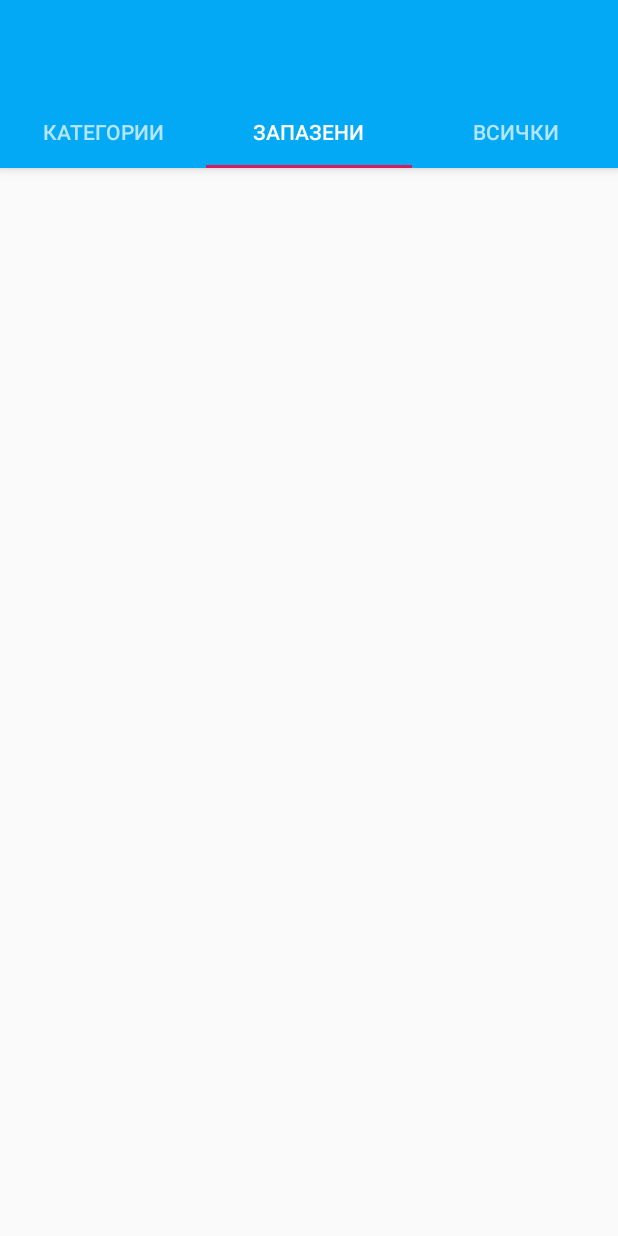
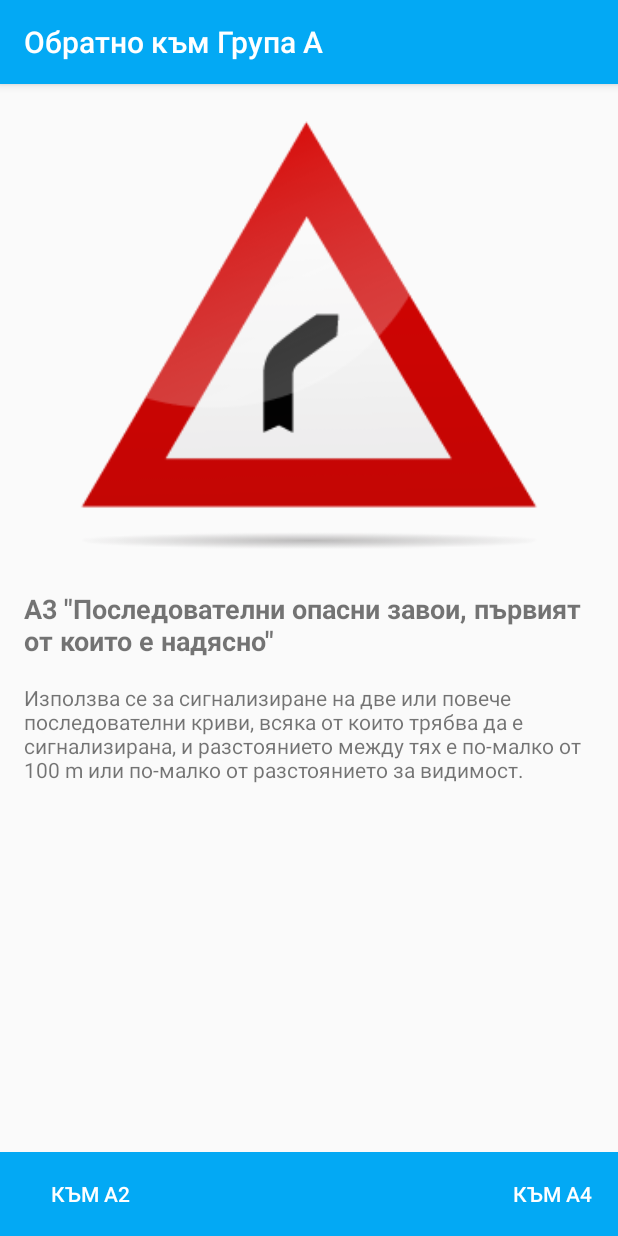
Before and after one commit to simplydikka/RoadSigns, an Android app: the AllCardsGroupA screen opened directly, with no data from a screen before it, after a tap on an icon or button, on a phone screen of 412 x 824 dp. Run offline under Robolectric (Android 15) with nearby library versions, the phone set to English and light mode, and no system bars; 3 other taps on this screen came first.

Commit message:
Currently all is working! Starting with the fav button

```diff
--- a/app/src/main/java/tech/zebrabg/roadsigns/AllCardsGroupA.java
+++ b/app/src/main/java/tech/zebrabg/roadsigns/AllCardsGroupA.java
@@ -26,8 +26,7 @@ public class AllCardsGroupA extends AppCompatActivity {
     protected void onCreate(Bundle savedInstanceState) {
         super.onCreate(savedInstanceState);
         setContentView(R.layout.activity_all_cards_group_a);
-        getSupportActionBar().setDisplayHomeAsUpEnabled(true);
-        getSupportActionBar().setTitle("Знаци от Група А");
+
 
         createExampleList();
         buildRecyclerView();
@@ -35,18 +34,19 @@ public class AllCardsGroupA extends AppCompatActivity {
 
     public void createExampleList() {
 
-        mExampleList = new ArrayList<>();
-        mExampleList.add(new ItemTemplateAllCardsGroupA(R.drawable.signa1, getString(R.string.A1_title), getString(R.string.A1_description)));
-        mExampleList.add(new ItemTemplateAllCardsGroupA(R.drawable.signa1, getString(R.string.A2_title), getString(R.string.A2_description)));
-        mExampleList.add(new ItemTemplateAllCardsGroupA(R.drawable.signa1, getString(R.string.A3_title), getString(R.string.A3_description)));
-        mExampleList.add(new ItemTemplateAllCardsGroupA(R.drawable.signa1, getString(R.string.A4_title), getString(R.string.A4_description)));
-        mExampleList.add(new ItemTemplateAllCardsGroupA(R.drawable.signa1, getString(R.string.A5_title), getString(R.string.A5_description)));
-        mExampleList.add(new ItemTemplateAllCardsGroupA(R.drawable.signa1, getString(R.string.A6_title), getString(R.string.A6_description)));
-        mExampleList.add(new ItemTemplateAllCardsGroupA(R.drawable.signa1, getString(R.string.A7_title), getString(R.string.A7_description)));
-        mExampleList.add(new ItemTemplateAllCardsGroupA(R.drawable.signa1, getString(R.string.A8_title), getString(R.string.A8_description)));
-        mExampleList.add(new ItemTemplateAllCardsGroupA(R.drawable.signa1, getString(R.string.A9_title), getString(R.string.A9_description)));
-        mExampleList.add(new ItemTemplateAllCardsGroupA(R.drawable.signa1, getString(R.string.A10_title), getString(R.string.A10_description)));
+//        mExampleList = new ArrayList<>();
+//        mExampleList.add(new ItemTemplateAllCardsGroupA(R.drawable.signa1, getString(R.string.A1_title), getString(R.string.A1_description)));
+//        mExampleList.add(new ItemTemplateAllCardsGroupA(R.drawable.signa1, getString(R.string.A2_title), getString(R.string.A2_description)));
+//        mExampleList.add(new ItemTemplateAllCardsGroupA(R.drawable.signa1, getString(R.string.A3_title), getString(R.string.A3_description)));
+//        mExampleList.add(new ItemTemplateAllCardsGroupA(R.drawable.signa1, getString(R.string.A4_title), getString(R.string.A4_description)));
+//        mExampleList.add(new ItemTemplateAllCardsGroupA(R.drawable.signa1, getString(R.string.A5_title), getString(R.string.A5_description)));
+//        mExampleList.add(new ItemTemplateAllCardsGroupA(R.drawable.signa1, getString(R.string.A6_title), getString(R.string.A6_description)));
+//        mExampleList.add(new ItemTemplateAllCardsGroupA(R.drawable.signa1, getString(R.string.A7_title), getString(R.string.A7_description)));
+//        mExampleList.add(new ItemTemplateAllCardsGroupA(R.drawable.signa1, getString(R.string.A8_title), getString(R.string.A8_description)));
+//        mExampleList.add(new ItemTemplateAllCardsGroupA(R.drawable.signa1, getString(R.string.A9_title), getString(R.string.A9_description)));
+//        mExampleList.add(new ItemTemplateAllCardsGroupA(R.drawable.signa1, getString(R.string.A10_title), getString(R.string.A10_description)));
 
+        mExampleList = DataCollection.getData(this);
     }
 
     public void buildRecyclerView() {
@@ -59,63 +59,75 @@ public class AllCardsGroupA extends AppCompatActivity {
         mRecyclerView.setLayoutManager(mLayoutManager);
         mRecyclerView.setAdapter(mAdapter);
 
+//        mAdapter.setOnItemClickListener(new ItemTemplateAllCardsGroupAadapter.OnItemClickListener() {
+//
+//                                            @Override
+//                                            public void onItemClick(int position) {
+//                                                if(position ==0){
+//                                                    Intent Intent = new Intent(AllCardsGroupA.this, HomeScreenTabs.class);
+//                                                    startActivity(Intent);
+//
+//
+//                                                }
+//                                                if(position ==1){
+//                                                    Intent intent = new Intent (AllCardsGroupA.this, something.class);
+//                                                    startActivity(intent);
+//
+//                                                }
+//                                                //SETS ITEM CLICK TO LEAD TO A SPECIFIC TAB OF TABBED ACTIVITY
+//                                                if(position ==2){
+//                                                    int page = 1;
+//                                                    Intent intent = new Intent (AllCardsGroupA.this, HomeScreenTabs.class);
+//                                                    intent.putExtra("One", page);// One is your argument
+//                                                    startActivity(intent);
+//
+//
+//                                                }
+//                                            }
+//                                        }
+//
+//        );
+
         mAdapter.setOnItemClickListener(new ItemTemplateAllCardsGroupAadapter.OnItemClickListener() {
-
-                                            @Override
-                                            public void onItemClick(int position) {
-                                                if(position ==0){
-                                                    Intent Intent = new Intent(AllCardsGroupA.this, HomeScreenTabs.class);
-                                                    startActivity(Intent);
-
-
-                                                }
-                                                if(position ==1){
-                                                    Intent intent = new Intent (AllCardsGroupA.this, something.class);
-                                                    startActivity(intent);
-
-                                                }
-                                                //SETS ITEM CLICK TO LEAD TO A SPECIFIC TAB OF TABBED ACTIVITY
-                                                if(position ==2){
-                                                    int page = 1;
-                                                    Intent intent = new Intent (AllCardsGroupA.this, HomeScreenTabs.class);
-                                                    intent.putExtra("One", page);// One is your argument
-                                                    startActivity(intent);
-
-
-                                                }
-                                            }
-                                        }
-
-        );
+            @Override
+            public void onItemClick(int position) {
+                Intent intent = new Intent(AllCardsGroupA.this, SingleCardGroupA.class);
+                intent.putExtra("position", position);
+                startActivity(intent);
+            }
+        });
     }
     @Override
-    public boolean onSupportNavigateUp() {
+
+    public void onBackPressed()
+    {
+        Intent intent=new Intent(AllCardsGroupA.this,HomeScreenTabs.class);
+        startActivity(intent);
         finish();
-        return true;
     }
 
-//    @Override
-//    public boolean onCreateOptionsMenu(Menu menu){
-//        MenuInflater inflater = getMenuInflater();
-//        inflater.inflate(R.menu.menu_group_a_signs, menu);
-//
-//        MenuItem searchItem = menu.findItem(R.id.action_search);
-//        SearchView searchView = (SearchView) searchItem.getActionView();
-//        searchView.setImeOptions(EditorInfo.IME_ACTION_DONE);
-//
-//       searchView.setOnQueryTextListener(new SearchView.OnQueryTextListener() {
-//           @Override
-//           public boolean onQueryTextSubmit(String s) {
-//               return false;
-//           }
-//
-//           @Override
-//           public boolean onQueryTextChange(String newText) {
-//               mAdapter.getFilter().filter(newText);
-//               return false;
-//           }
-//       });
-//        return true;
-//
-//    }
+    @Override
+    public boolean onCreateOptionsMenu(Menu menu){
+        MenuInflater inflater = getMenuInflater();
+        inflater.inflate(R.menu.menu_group_a_signs, menu);
+
+        MenuItem searchItem = menu.findItem(R.id.action_search);
+        SearchView searchView = (SearchView) searchItem.getActionView();
+        searchView.setImeOptions(EditorInfo.IME_ACTION_DONE);
+
+       searchView.setOnQueryTextListener(new SearchView.OnQueryTextListener() {
+           @Override
+           public boolean onQueryTextSubmit(String s) {
+               return false;
+           }
+
+           @Override
+           public boolean onQueryTextChange(String newText) {
+               mAdapter.getFilter().filter(newText);
+               return false;
+           }
+       });
+        return true;
+
+    }
 }
--- /dev/null
+++ b/app/src/main/java/tech/zebrabg/roadsigns/DataCollection.java
@@ -0,0 +1,25 @@
+package tech.zebrabg.roadsigns;
+
+import android.content.Context;
+
+import java.util.ArrayList;
+
+public class DataCollection {
+    public static ArrayList<ItemTemplateAllCardsGroupA> getData(Context context){
+        ArrayList<ItemTemplateAllCardsGroupA> mExampleList = new ArrayList<>();
+        mExampleList.add(new ItemTemplateAllCardsGroupA(R.drawable.signa1, context.getString(R.string.A1_title), context.getString(R.string.A1_description)));
+        mExampleList.add(new ItemTemplateAllCardsGroupA(R.drawable.signa1, context.getString(R.string.A2_title), context.getString(R.string.A2_description)));
+        mExampleList.add(new ItemTemplateAllCardsGroupA(R.drawable.signa1, context.getString(R.string.A3_title), context.getString(R.string.A3_description)));
+        mExampleList.add(new ItemTemplateAllCardsGroupA(R.drawable.signa1, context.getString(R.string.A4_title), context.getString(R.string.A4_description)));
+        mExampleList.add(new ItemTemplateAllCardsGroupA(R.drawable.signa1, context.getString(R.string.A5_title), context.getString(R.string.A5_description)));
+        mExampleList.add(new ItemTemplateAllCardsGroupA(R.drawable.signa1, context.getString(R.string.A6_title), context.getString(R.string.A6_description)));
+        mExampleList.add(new ItemTemplateAllCardsGroupA(R.drawable.signa1, context.getString(R.string.A7_title), context.getString(R.string.A7_description)));
+        mExampleList.add(new ItemTemplateAllCardsGroupA(R.drawable.signa1, context.getString(R.string.A8_title), context.getString(R.string.A8_description)));
+        mExampleList.add(new ItemTemplateAllCardsGroupA(R.drawable.signa1, context.getString(R.string.A9_title), context.getString(R.string.A9_description)));
+        mExampleList.add(new ItemTemplateAllCardsGroupA(R.drawable.signa1, context.getString(R.string.A10_title), context.getString(R.string.A10_description)));
+
+
+        return mExampleList;
+
+    }
+}
--- /dev/null
+++ b/app/src/main/java/tech/zebrabg/roadsigns/SingleCardGroupA.java
@@ -0,0 +1,150 @@
+package tech.zebrabg.roadsigns;
+
+import android.content.Intent;
+import android.os.Bundle;
+import android.support.v7.app.AppCompatActivity;
+import android.view.View;
+import android.widget.Button;
+import android.widget.ImageView;
+import android.widget.TextView;
+
+public class SingleCardGroupA extends AppCompatActivity {
+
+    Button next;
+    Button previous;
+
+
+    @Override
+    protected void onCreate(Bundle savedInstanceState) {
+        super.onCreate(savedInstanceState);
+        setContentView(R.layout.activity_single_card_groupa);
+
+
+
+        final Intent intent = getIntent();
+        final int position = intent.getIntExtra("position", 0);
+
+        ItemTemplateAllCardsGroupA exampleItem = DataCollection
+                .getData(this)
+                .get(position);
+
+
+        int imageRes = exampleItem.getImageResource();
+        String line1 = exampleItem.getTextTitle();
+        String line2 = exampleItem.getmTextDescription();
+
+        ImageView imageView = findViewById(R.id.image_activity2);
+        imageView.setImageResource(imageRes);
+
+        TextView textView1 = findViewById(R.id.text1_activity2);
+        textView1.setText(line1);
+
+        TextView textView2 = findViewById(R.id.text2_activity2);
+        textView2.setText(line2);
+
+        Button next = (Button) findViewById(R.id.next);
+        if(position == 0) {
+            next.setText("КЪМ A2");
+        }
+        if(position == 1){
+            next.setText("КЪМ A3");
+        }
+        if(position == 2){
+            next.setText("КЪМ A4");
+        }
+        if(position == 3){
+            next.setText("КЪМ A5");
+        }
+        if(position == 4){
+            next.setText("КЪМ A6");
+        }
+        if(position == 5){
+            next.setText("КЪМ A7");
+        }
+        if(position == 6){
+            next.setText("КЪМ A8");
+        }
+        if(position == 7){
+            next.setText("КЪМ A9");
+        }if(position == 8){
+            next.setText("КЪМ A10");
+        }
+        if(position == 9) {
+            next.setText("КЪМ A1");
+        }
+
+        Button previous = (Button) findViewById(R.id.previous);
+        if(position == 0) {
+            previous.setText("КЪМ A10");
+        }
+        if(position == 1){
+            previous.setText("КЪМ A1");
+        }
+        if(position == 2){
+            previous.setText("КЪМ A2");
+        }
+        if(position == 3){
+            previous.setText("КЪМ A3");
+        }
+        if(position == 4){
+            previous.setText("КЪМ A4");
+        }
+        if(position == 5){
+            previous.setText("КЪМ A5");
+        }
+        if(position == 6){
+            previous.setText("КЪМ A6");
+        }
+        if(position == 7){
+            previous.setText("КЪМ A7");
+        }if(position == 8){
+            previous.setText("КЪМ A8");
+        }
+        if(position == 9) {
+            previous.setText("КЪМ A9");
+        }
+
+        next.setOnClickListener(new View.OnClickListener() {
+            @Override
+            public void onClick(View view) {
+                Intent intent = new Intent(SingleCardGroupA.this, SingleCardGroupA.class);
+                if (position <= 8) {
+                    intent.putExtra("position", position + 1);
+                    startActivity(intent);
+                } else
+                    intent.putExtra("position", 0);
+                startActivity(intent);
+
+            }
+
+        });
+
+        previous.setOnClickListener(new View.OnClickListener() {
+            @Override
+            public void onClick(View view) {
+                Intent intent = new Intent(SingleCardGroupA.this, SingleCardGroupA.class);
+                if (position >= 1) {
+                    intent.putExtra("position", position - 1);
+                    startActivity(intent);
+                    finish();
+
+                } else
+                    intent.putExtra("position", 9);
+                startActivity(intent);
+                finish();
+                overridePendingTransition(R.anim.slide_out_right, R.anim.slide_in_left);
+
+
+            }
+
+        });
+    }
+    @Override
+    public void onBackPressed()
+    {
+        Intent intent=new Intent(SingleCardGroupA.this,AllCardsGroupA.class);
+        startActivity(intent);
+        finish();
+
+    }
+}
--- /dev/null
+++ b/app/src/main/res/drawable/ic_search.xml
@@ -0,0 +1,5 @@
+<vector android:height="24dp" android:tint="#FFFFFF"
+    android:viewportHeight="24.0" android:viewportWidth="24.0"
+    android:width="24dp" xmlns:android="http://schemas.android.com/apk/res/android">
+    <path android:fillColor="#FF000000" android:pathData="M15.5,14h-0.79l-0.28,-0.27C15.41,12.59 16,11.11 16,9.5 16,5.91 13.09,3 9.5,3S3,5.91 3,9.5 5.91,16 9.5,16c1.61,0 3.09,-0.59 4.23,-1.57l0.27,0.28v0.79l5,4.99L20.49,19l-4.99,-5zM9.5,14C7.01,14 5,11.99 5,9.5S7.01,5 9.5,5 14,7.01 14,9.5 11.99,14 9.5,14z"/>
+</vector>
--- /dev/null
+++ b/app/src/main/res/layout/activity_single_card_groupa.xml
@@ -0,0 +1,88 @@
+<?xml version="1.0" encoding="utf-8"?>
+<LinearLayout xmlns:android="http://schemas.android.com/apk/res/android"
+    xmlns:app="http://schemas.android.com/apk/res-auto"
+    xmlns:tools="http://schemas.android.com/tools"
+    android:layout_width="match_parent"
+    android:layout_height="match_parent"
+    android:orientation="vertical"
+    android:weightSum="100"
+    tools:context="tech.zebrabg.roadsigns.AllCardsGroupA">
+
+    <android.support.v4.widget.NestedScrollView
+        android:layout_weight="90"
+        android:layout_width="match_parent"
+        android:layout_height="0dp"
+        tools:context="com.example.android.signs.SingleCardGroupA">
+
+        <LinearLayout
+            android:layout_width="match_parent"
+            android:layout_height="wrap_content"
+            android:layout_margin="16dp"
+            android:orientation="vertical">
+
+            <ImageView
+                android:id="@+id/image_activity2"
+                android:paddingLeft="@dimen/margin_20"
+                android:paddingRight="@dimen/margin_20"
+                android:layout_width="match_parent"
+                android:layout_height="wrap_content"
+                android:layout_gravity="top|center_horizontal"
+                android:adjustViewBounds="true"
+                android:scaleType="centerCrop" />
+
+            <TextView
+                android:id="@+id/text1_activity2"
+                android:layout_width="match_parent"
+                android:layout_height="wrap_content"
+                android:layout_marginTop="16dp"
+                android:gravity="left"
+                android:textSize="18sp"
+                android:textStyle="bold" />
+
+            <TextView
+                android:id="@+id/text2_activity2"
+                android:layout_width="match_parent"
+                android:layout_height="wrap_content"
+                android:layout_gravity="left"
+                android:layout_marginTop="16dp"
+                android:textSize="14sp" />
+
+        </LinearLayout>
+    </android.support.v4.widget.NestedScrollView>
+
+    <LinearLayout
+        android:layout_width="match_parent"
+        android:layout_height="0dp"
+        android:layout_weight="10"
+        android:layout_marginTop="8dp">
+
+        <android.support.v7.widget.Toolbar
+            android:id="@+id/toolbar"
+            android:layout_width="match_parent"
+            android:layout_height="wrap_content"
+            android:layout_gravity="bottom"
+            android:background="?attr/colorPrimary"
+            app:layout_scrollFlags="scroll|enterAlways"
+            app:popupTheme="@style/AppTheme.PopupOverlay">
+
+            <Button
+                android:id="@+id/previous"
+                style="?android:attr/borderlessButtonStyle"
+                android:layout_width="wrap_content"
+                android:layout_height="wrap_content"
+                android:layout_gravity="left"
+                android:text="Назад"
+                android:textColor="@color/white" />
+
+            <Button
+                android:id="@+id/next"
+                style="?android:attr/borderlessButtonStyle"
+                android:layout_width="wrap_content"
+                android:layout_height="wrap_content"
+                android:layout_gravity="right"
+                android:text="Напред"
+
+                android:textColor="@color/white" />
+        </android.support.v7.widget.Toolbar>
+    </LinearLayout>
+</LinearLayout>
--- /dev/null
+++ b/app/src/main/res/menu/menu_group_a_signs.xml
@@ -0,0 +1,16 @@
+<menu xmlns:android="http://schemas.android.com/apk/res/android"
+    xmlns:app="http://schemas.android.com/apk/res-auto"
+    xmlns:tools="http://schemas.android.com/tools"
+    tools:context="com.example.android.signs.AllGroupASignsList">
+
+    <item android:id="@+id/action_search"
+        android:icon="@drawable/ic_search"
+        android:title="Search"
+        app:showAsAction="ifRoom|collapseActionView"
+        app:actionViewClass="android.support.v7.widget.SearchView"
+        app:queryHint="Търси в заглавие"
+        app:defaultQueryHint="Търси в заглавие"
+        />
+
+
+</menu>
--- a/app/src/main/res/values/colors.xml
+++ b/app/src/main/res/values/colors.xml
@@ -20,6 +20,7 @@
 
     <!-- dots active colors -->
     <color name="dot_light_screen">#d81b60</color>
+    <color name="white">#ffffff</color>
 
     <array name="array_dot_active">
         <item>@color/dot_light_screen</item>
```
Also changed, not shown: app/src/main/AndroidManifest.xml (+15 -2 lines), app/src/main/res/drawable-hdpi/signa1.png (added), app/src/main/res/drawable-ldpi/signa1.png (added), app/src/main/res/drawable-mdpi/signa1.png (added), app/src/main/res/drawable-xhdpi/favorite.png (added), app/src/main/res/drawable-xhdpi/library.png (added), app/src/main/res/drawable-xhdpi/search.png (added), app/src/main/res/drawable-xhdpi/signa1.png (added), app/src/main/res/drawable-xxhdpi/signa1.png (added), app/src/main/res/drawable-xxxhdpi/signa1.png (added).
